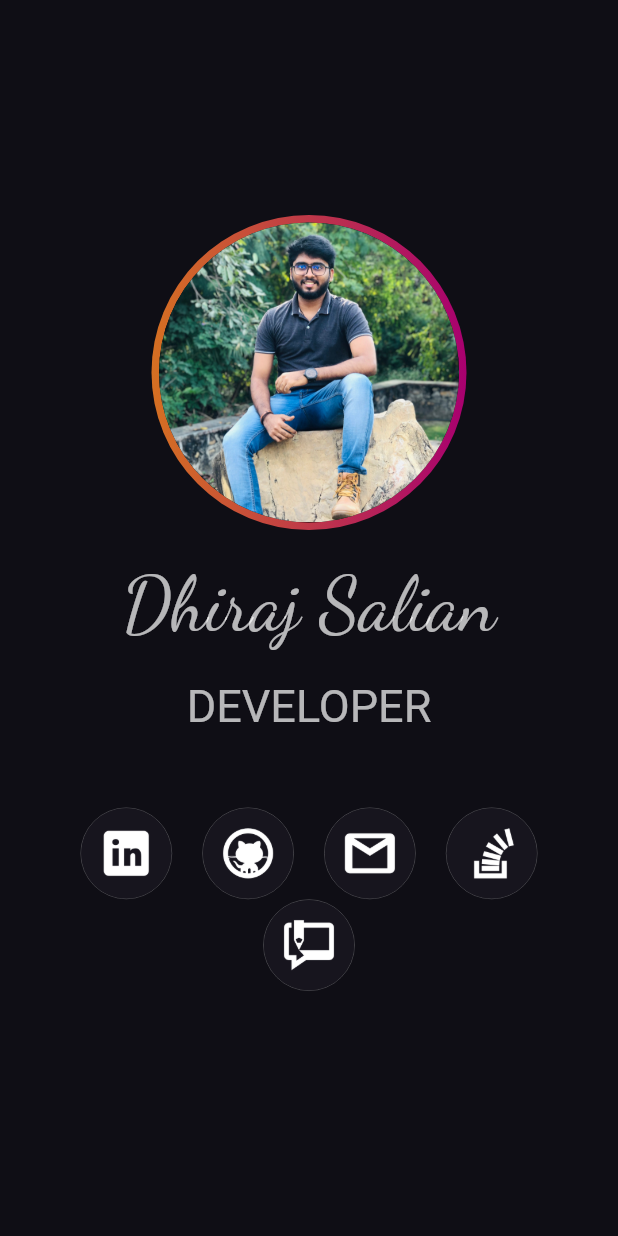
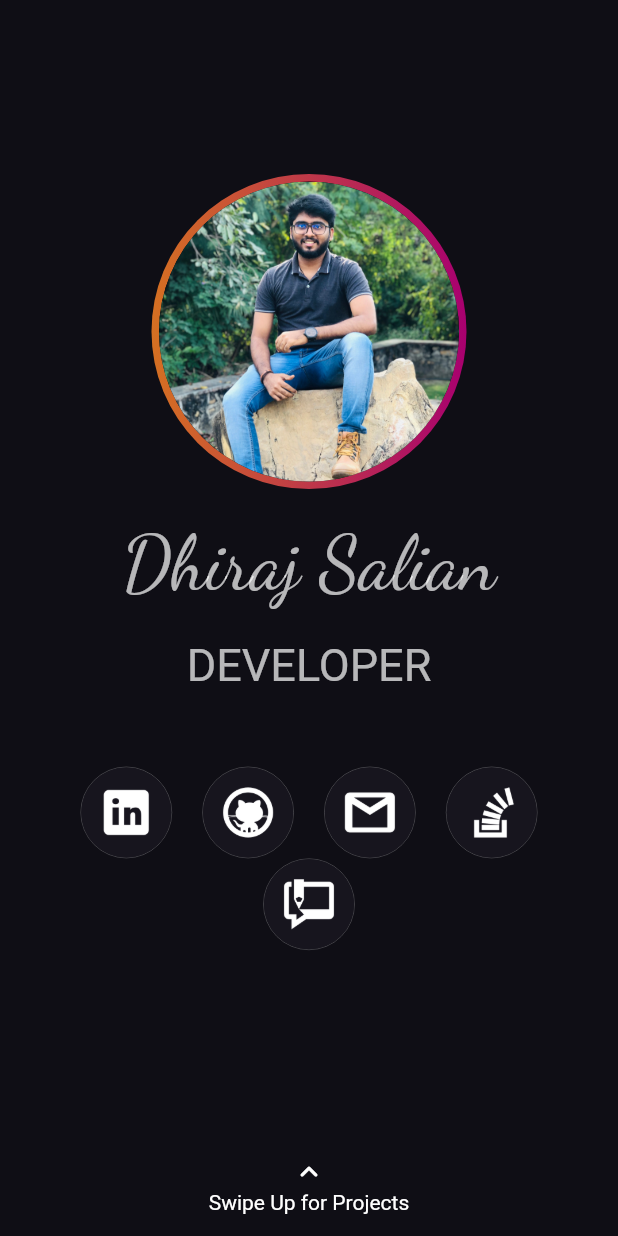
Before and after one commit to dhiraj-salian/portfolio, a Flutter app: the screen it shows after launch, on a phone screen of 412 x 824 dp. Run offline on Flutter 3.47's test engine with Material 2 defaults, Android fonts, the phone set to English and light mode, and no system bars.

Commit message:
add swipe up in portfolio page

```diff
--- a/lib/portfolio.dart
+++ b/lib/portfolio.dart
@@ -28,6 +28,7 @@ class PortfolioPage extends StatelessWidget {
                 child: Column(
                   mainAxisAlignment: MainAxisAlignment.center,
                   children: [
+                    const Spacer(flex: 8),
                     if (personal != null)
                       ExpandingProfile(
                         name: personal['name'],
@@ -42,6 +43,10 @@ class PortfolioPage extends StatelessWidget {
                     Socials(
                       socials: socials,
                     ),
+                    const Spacer(flex: 8),
+                    const Icon(Icons.keyboard_arrow_up_rounded),
+                    const Text('Swipe Up for Projects'),
+                    const Spacer(flex: 1),
                   ],
                 ),
               ),
```
